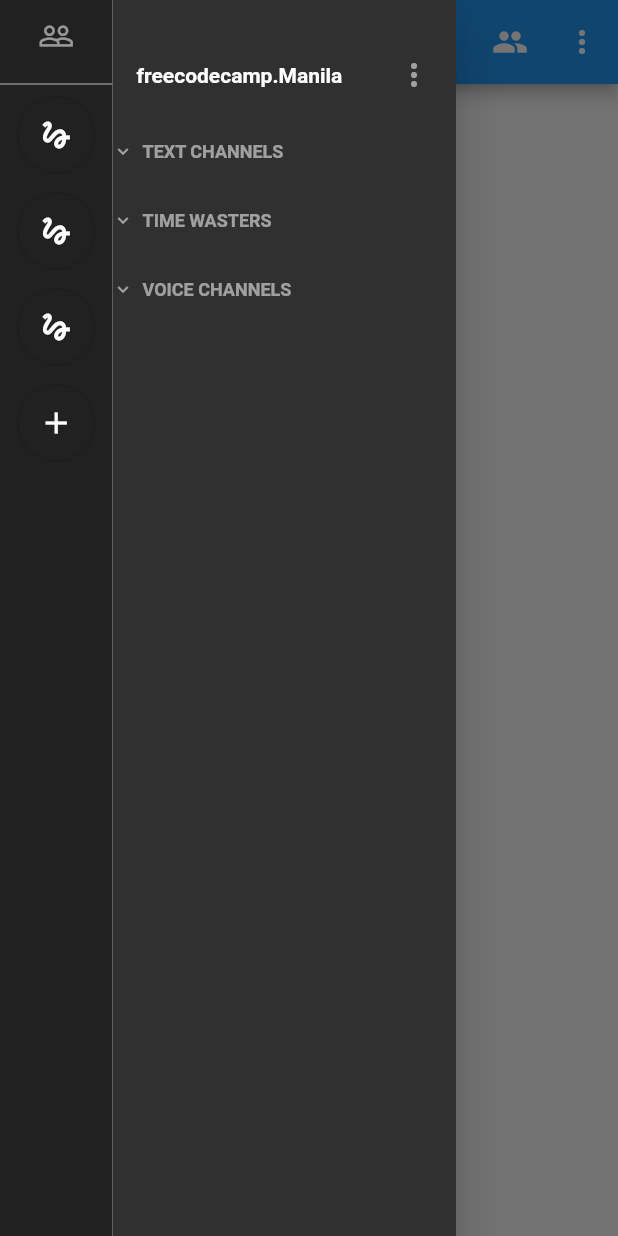
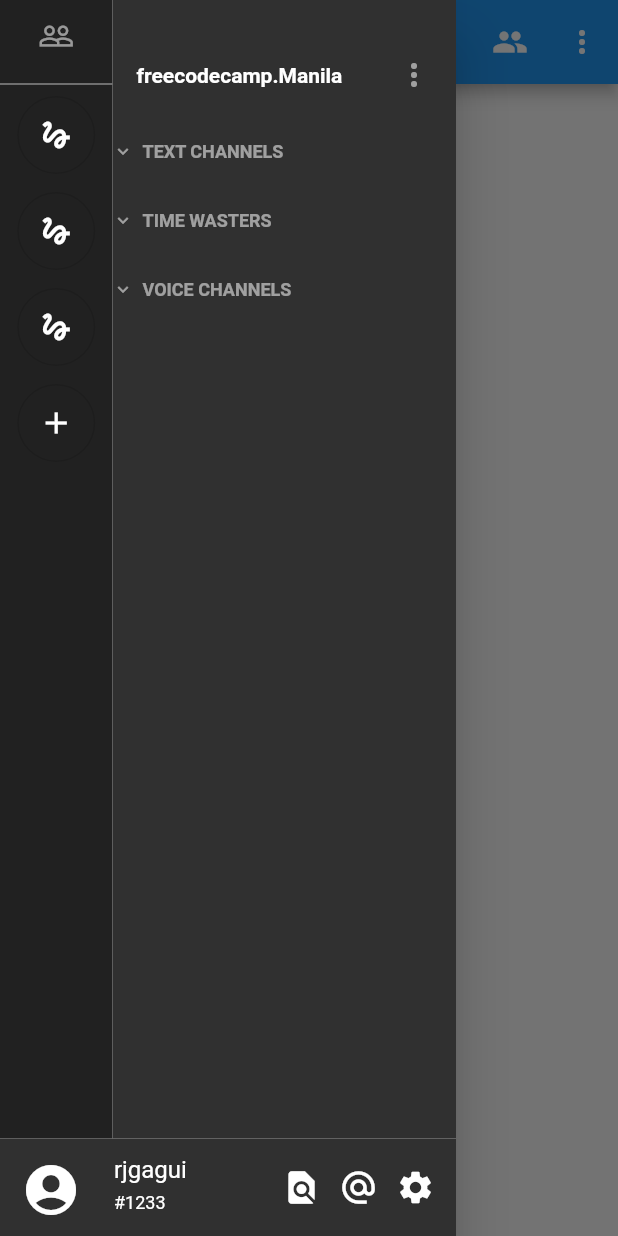
Before and after one commit to nibiru2O12/discord-mockup, a Flutter app: the screen it shows after launch, with the side drawer open, on a phone screen of 412 x 824 dp. Run offline on Flutter 3.47's test engine with Material 2 defaults, Android fonts, the phone set to English and light mode, and no system bars.

Commit message:
added a drawer bottom bar

```diff
--- a/lib/common/ColumnWithSeparator.dart
+++ b/lib/common/ColumnWithSeparator.dart
@@ -5,12 +5,16 @@ class ColumnWithSeparator extends StatelessWidget {
   final List<Widget> children;
   final EdgeInsets padding;
   final EdgeInsets margin;
+  final CrossAxisAlignment crossAxisAlignment;
+  final MainAxisAlignment mainAxisAlignment;
 
-  ColumnWithSeparator({this.children,this.padding,this.margin});
+  ColumnWithSeparator({this.children,this.padding,this.margin,this.crossAxisAlignment,this.mainAxisAlignment});
 
   @override
   Widget build(BuildContext context) {
     return Column(
+      mainAxisAlignment: mainAxisAlignment ?? MainAxisAlignment.start,
+      crossAxisAlignment: crossAxisAlignment ?? CrossAxisAlignment.stretch,
       children: children.map((c)=>
       Container(
           margin: margin,
--- a/lib/main.dart
+++ b/lib/main.dart
@@ -26,6 +26,10 @@ class _AppState extends State<App> {
 
   Drawer buildDrawer() {
     return Drawer(
+      child: Container(
+        child: Column(
+          children: <Widget>[
+            Expanded(
               child: Row(
                 crossAxisAlignment: CrossAxisAlignment.stretch,
                 mainAxisAlignment: MainAxisAlignment.start,
@@ -33,6 +37,61 @@ class _AppState extends State<App> {
                   buildGroupNavigation(),
                   buildChannels(),
                 ],
+              ),
+            ),
+            Container(
+              padding: EdgeInsets.all(8),
+              height: 65,
+              color: Colors.grey[850],
+              child: Row(
+                children: <Widget>[
+                  buildNavigationBottomBottun(icon: Icons.account_circle,size: 40),
+                  buildNavigationBottomTitle(),
+                  buildNavigationBottomBottun(icon: Icons.find_in_page),
+                  buildNavigationBottomBottun(icon: Icons.alternate_email),
+                  buildNavigationBottomBottun(icon: Icons.settings),
+                ],
+              ),
+            )
+          ],
+        ),
+      ),
+    );
+  }
+
+  Expanded buildNavigationBottomTitle() {
+    return Expanded(
+      child: Container(
+        padding: EdgeInsets.fromLTRB(16, 0, 4, 0),
+        child: ColumnWithSeparator(
+          margin: EdgeInsets.symmetric(vertical: 3),
+          children: <Widget>[
+            Text(
+              "rjgagui",
+              style: TextStyle(color: Colors.white, fontSize:16),
+            ),
+            Text(
+              "#1233",
+              style: TextStyle(color: Colors.white, fontSize: 12),
+            ),
+          ],
+        ),
+      ),
+    );
+  }
+
+  Material buildNavigationBottomBottun({IconData icon, Function onTap, double size}) {
+    return Material(
+      type: MaterialType.transparency,
+      child: InkWell(
+        onTap: () {},
+        child: Container(
+            padding: EdgeInsets.all(6),
+            child: Icon(
+              icon,
+              color: Colors.white,
+              size: size ?? 26,
+            )),
       ),
     );
   }
@@ -120,11 +179,15 @@ class _AppState extends State<App> {
           ),
           ColumnWithSeparator(
             margin: EdgeInsets.only(bottom: 12),
-            children: groups.map((g)=>
-              CircularButton(icon: Icons.gesture,)
-            ).toList(),
+            children: groups
+                .map((g) => CircularButton(
+                      icon: Icons.gesture,
+                    ))
+                .toList(),
           ),
-          CircularButton(icon: Icons.add,)
+          CircularButton(
+            icon: Icons.add,
+          )
         ],
       ),
     );
```
Lines whose indentation alone changed are shown as unchanged.
